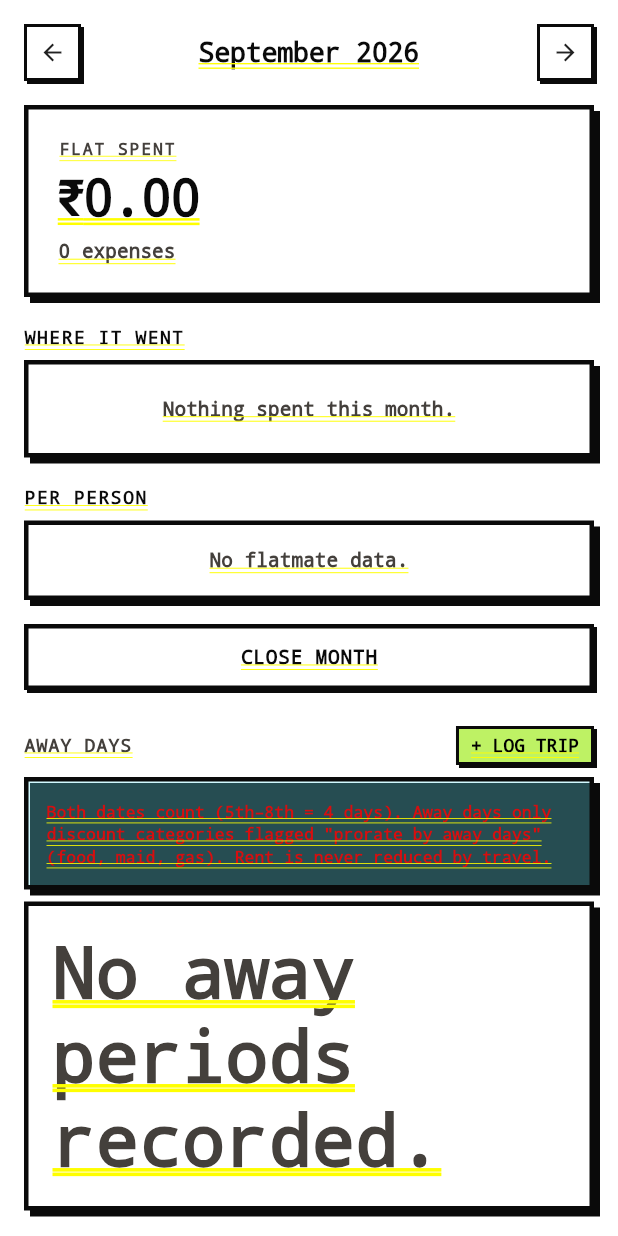
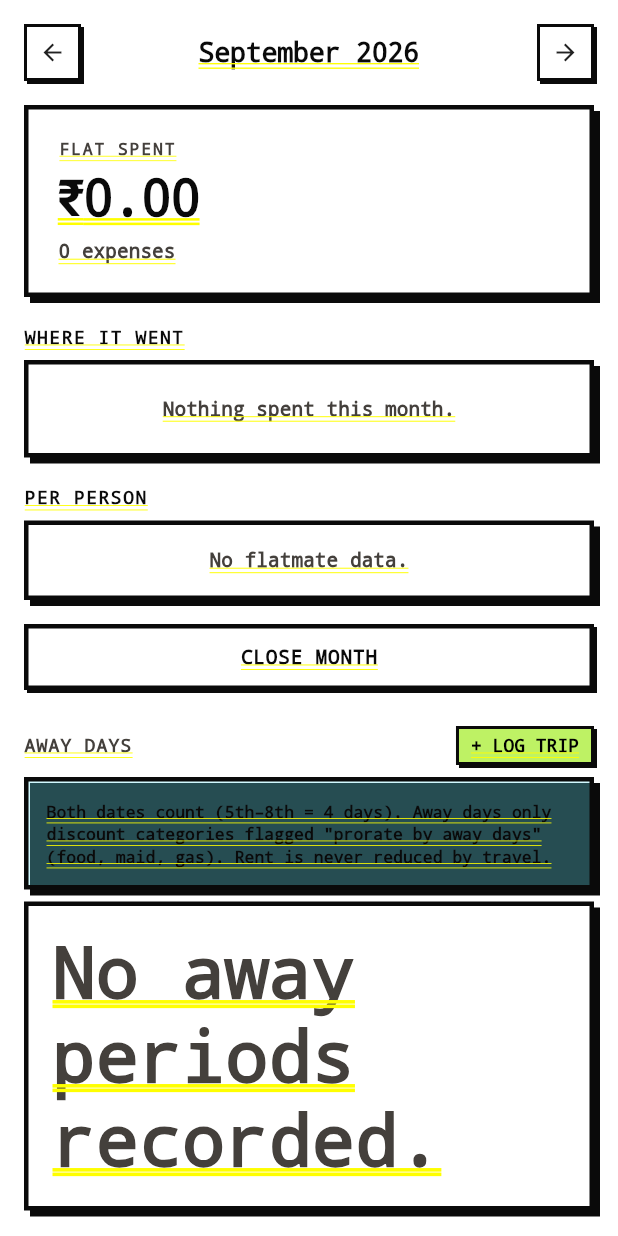
Before and after one commit to PRiNCeKUsHW/Split, a Flutter app: the FlatScreen screen opened directly, on a phone screen of 412 x 824 dp. Run offline on Flutter 3.47's test engine with Material 3 defaults, Android fonts, the phone set to English and light mode, and no system bars; our stand-ins replace qr_flutter, shared_preferences; accounts and stored records are empty; network calls fail.

Commit message:
fix: summary API crash (active→active_members) and away days dark mode text colors

```diff
--- a/mobile/lib/screens/flat_screen.dart
+++ b/mobile/lib/screens/flat_screen.dart
@@ -533,9 +533,9 @@ class _FlatScreenState extends State<FlatScreen> {
           NeobrutalCard(
             backgroundColor: AppColors.infoFill.withValues(alpha: 0.3),
             padding: const EdgeInsets.all(12),
-            child: const Text(
+            child: Text(
               'Both dates count (5th–8th = 4 days). Away days only discount categories flagged "prorate by away days" (food, maid, gas). Rent is never reduced by travel.',
-              style: TextStyle(fontSize: 11, fontWeight: FontWeight.w600, height: 1.4),
+              style: TextStyle(fontSize: 11, fontWeight: FontWeight.w600, height: 1.4, color: inkColor),
             ),
           ),
           const SizedBox(height: 8),
@@ -566,7 +566,7 @@ class _FlatScreenState extends State<FlatScreen> {
                         children: [
                           Text(
                             user != null ? user['name'] : 'Flatmate',
-                            style: const TextStyle(fontWeight: FontWeight.w800, fontSize: 14),
+                            style: TextStyle(fontWeight: FontWeight.w800, fontSize: 14, color: inkColor),
                           ),
                           Text(
                             '${p['start_date']} to ${p['end_date']} (${p['days_count']} days)',
```
Also changed, not shown: 1 other file.
